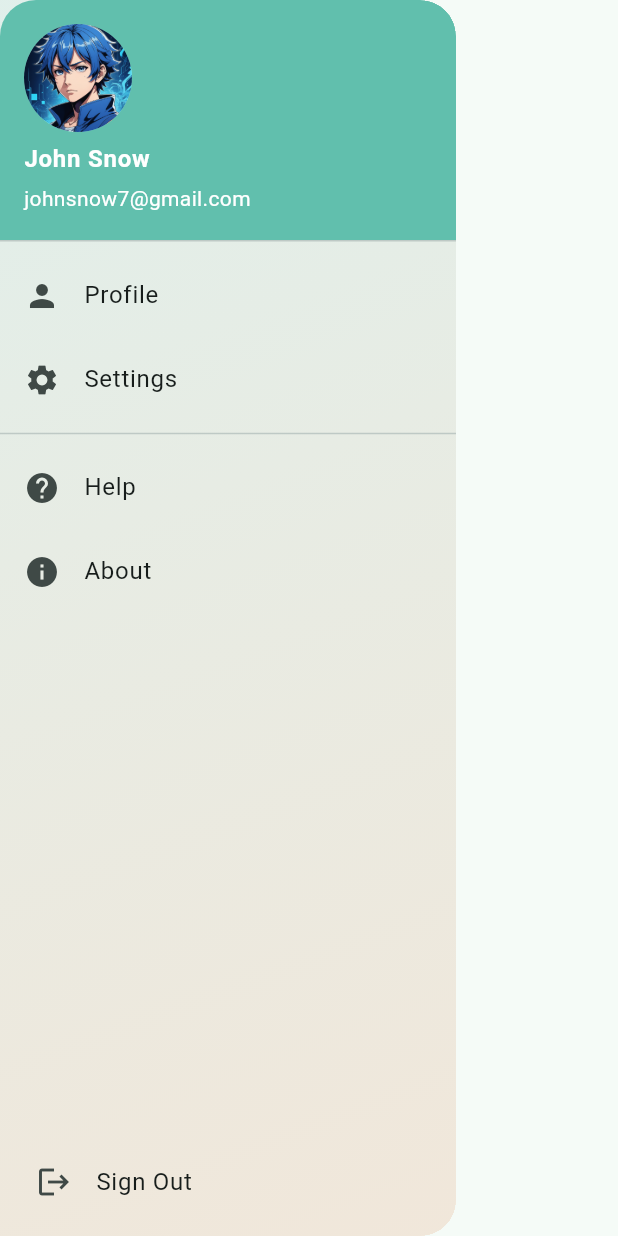
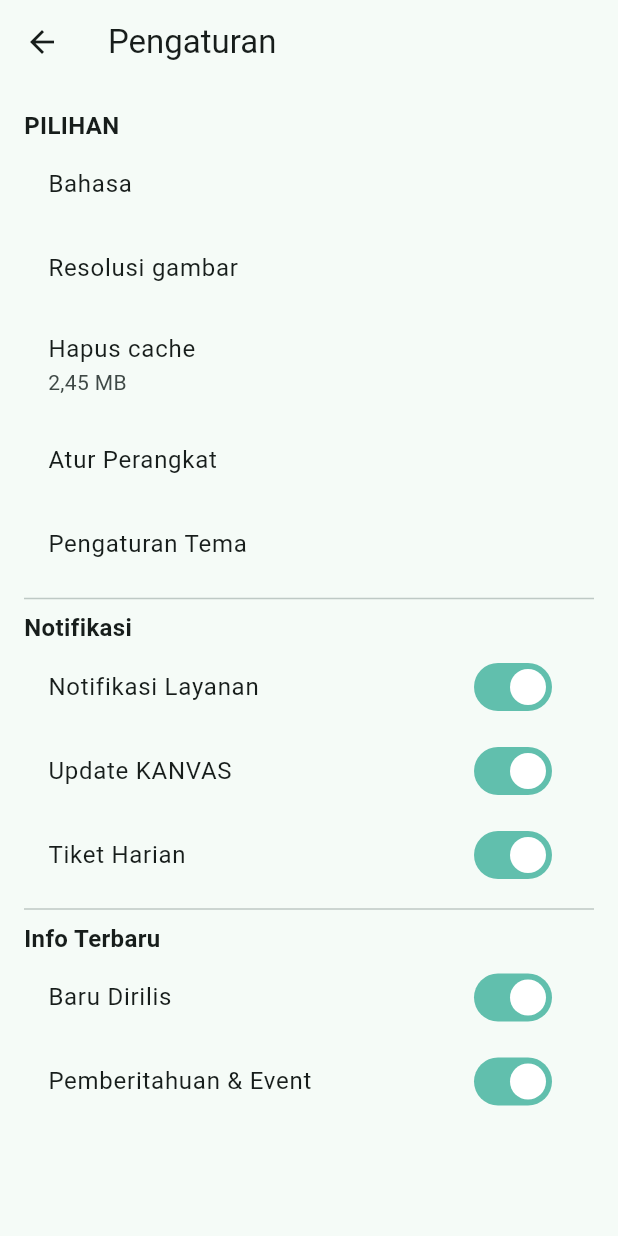
Before and after one commit to Utomo30/Project-UTS, a Flutter app: the HomeDrawer widget shown alone on an empty page, opened directly, after a tap on "Settings", on a phone screen of 412 x 824 dp. Run offline on Flutter 3.47's test engine with Material 3 defaults, Android fonts, the phone set to English and light mode, and no system bars; our stand-ins replace get, shared_preferences; accounts and stored records are empty.

Commit message:
Menambahkan menu pada tombol settings

```diff
--- a/lib/app/modules/home/views/drawer.dart
+++ b/lib/app/modules/home/views/drawer.dart
@@ -65,19 +65,19 @@ class HomeDrawer extends StatelessWidget {
                       // Handle profile tap
                     },
                   ),
-                  ListTile(
-                    leading: const Icon(Icons.settings),
-                    title: const Text('Settings'),
-                    onTap: () {
-                      // Handle settings tap
-                    },
-                  ),
                   const Divider(), // Adding a divider for better separation
                   ListTile(
                     leading: const Icon(Icons.help),
                     title: const Text('Help'),
                     onTap: () {
                       // Handle help tap
+                    },
+                  ),
+                  ListTile(
+                    leading: Icon(Icons.settings),
+                    title: Text('Settings'),
+                    onTap: () {
+                      Get.toNamed('/settings');
                     },
                   ),
                   ListTile(
--- /dev/null
+++ b/lib/app/modules/settings/views/settings_view.dart
@@ -0,0 +1,146 @@
+import 'package:flutter/material.dart';
+import 'package:get/get.dart';
+import 'package:shared_preferences/shared_preferences.dart';
+
+class SettingsView extends StatefulWidget {
+  @override
+  _SettingsViewState createState() => _SettingsViewState();
+}
+
+class _SettingsViewState extends State<SettingsView> {
+  // State variables for the toggle switches
+  bool isNotifikasiLayananEnabled = true;
+  bool isUpdateKanvasEnabled = true;
+  bool isTiketHarianEnabled = true;
+
+  // Function to load preferences
+  void loadPreferences() async {
+    SharedPreferences prefs = await SharedPreferences.getInstance();
+    setState(() {
+      isNotifikasiLayananEnabled = prefs.getBool('notifikasiLayanan') ?? true;
+      isUpdateKanvasEnabled = prefs.getBool('updateKanvas') ?? true;
+      isTiketHarianEnabled = prefs.getBool('tiketHarian') ?? true;
+    });
+  }
+
+  // Function to save preferences
+  void savePreferences() async {
+    SharedPreferences prefs = await SharedPreferences.getInstance();
+    await prefs.setBool('notifikasiLayanan', isNotifikasiLayananEnabled);
+    await prefs.setBool('updateKanvas', isUpdateKanvasEnabled);
+    await prefs.setBool('tiketHarian', isTiketHarianEnabled);
+  }
+
+  @override
+  void initState() {
+    super.initState();
+    loadPreferences();
+  }
+
+  @override
+  Widget build(BuildContext context) {
+    return Scaffold(
+      appBar: AppBar(
+        title: Text('Pengaturan'),
+      ),
+      body: ListView(
+        padding: EdgeInsets.all(16.0),
+        children: [
+          // Menu Pilihan Section
+          Text('PILIHAN', style: TextStyle(fontSize: 16, fontWeight: FontWeight.bold)),
+          ListTile(
+            title: Text('Bahasa'),
+            onTap: () {
+              // Navigasi ke halaman pengaturan bahasa (implementasikan halaman ini terpisah)
+              Get.toNamed('/settings/language');
+            },
+          ),
+          ListTile(
+            title: Text('Resolusi gambar'),
+            onTap: () {
+              // Navigasi ke halaman pengaturan resolusi (implementasikan halaman ini terpisah)
+              Get.toNamed('/settings/resolution');
+            },
+          ),
+          ListTile(
+            title: Text('Hapus cache'),
+            subtitle: Text('2,45 MB'),
+            onTap: () {
+              // Implementasikan fungsi hapus cache di sini
+              ScaffoldMessenger.of(context).showSnackBar(SnackBar(
+                content: Text('Cache berhasil dihapus!'),
+              ));
+            },
+          ),
+          ListTile(
+            title: Text('Atur Perangkat'),
+            onTap: () {
+              // Implementasikan navigasi atau pengaturan perangkat
+              Get.toNamed('/settings/device');
+            },
+          ),
+          ListTile(
+            title: Text('Pengaturan Tema'),
+            onTap: () {
+              // Implementasikan pengaturan tema
+              Get.toNamed('/settings/theme');
+            },
+          ),
+          Divider(),
+
+          // Notifikasi Section
+          Text('Notifikasi', style: TextStyle(fontSize: 16, fontWeight: FontWeight.bold)),
+          SwitchListTile(
+            title: Text('Notifikasi Layanan'),
+            value: isNotifikasiLayananEnabled,
+            onChanged: (bool value) {
+              setState(() {
+                isNotifikasiLayananEnabled = value;
+                savePreferences();
+              });
+            },
+          ),
+          SwitchListTile(
+            title: Text('Update KANVAS'),
+            value: isUpdateKanvasEnabled,
+            onChanged: (bool value) {
+              setState(() {
+                isUpdateKanvasEnabled = value;
+                savePreferences();
+              });
+            },
+          ),
+          SwitchListTile(
+            title: Text('Tiket Harian'),
+            value: isTiketHarianEnabled,
+            onChanged: (bool value) {
+              setState(() {
+                isTiketHarianEnabled = value;
+                savePreferences();
+              });
+            },
+          ),
+          // Tambahkan SwitchListTile lain sesuai kebutuhan (misal: Komentar terbaik, Balasan, dsb.)
+
+          Divider(),
+          // Info terbaru section
+          Text('Info Terbaru', style: TextStyle(fontSize: 16, fontWeight: FontWeight.bold)),
+          SwitchListTile(
+            title: Text('Baru Dirilis'),
+            value: true, // Tambahkan logika state management jika perlu
+            onChanged: (bool value) {
+              // Logika penyimpanan ke shared preferences bisa diterapkan di sini
+            },
+          ),
+          SwitchListTile(
+            title: Text('Pemberitahuan & Event'),
+            value: true, // Tambahkan logika state management jika perlu
+            onChanged: (bool value) {
+              // Logika penyimpanan ke shared preferences bisa diterapkan di sini
+            },
+          ),
+        ],
+      ),
+    );
+  }
+}
--- a/lib/app/routes/app_pages.dart
+++ b/lib/app/routes/app_pages.dart
@@ -11,6 +11,7 @@ import '../modules/home/views/about_view.dart'; // Tambahkan import ini
 import '../modules/home/views/home_view.dart';
 import '../modules/login/bindings/login_binding.dart';
 import '../modules/login/views/login_view.dart';
+import '../modules/settings/views/settings_view.dart';
 
 part 'app_routes.dart';
 
@@ -56,5 +57,9 @@ class AppPages {
       name: _Paths.ABOUT,
       page: () => AboutView(),
     ),
+    GetPage(
+      name: _Paths.SETTINGS,
+      page: () => SettingsView(),
+    ),
   ];
 }
--- a/lib/app/routes/app_routes.dart
+++ b/lib/app/routes/app_routes.dart
@@ -9,6 +9,7 @@ abstract class Routes {
   static const ADMIN_HOME = _Paths.ADMIN + _Paths.HOME;
   static const ADMIN_FORM = _Paths.ADMIN + _Paths.FORM;
   static const ABOUT = _Paths.ABOUT; // Tambahkan rute untuk About
+ static const SETTINGS = _Paths.SETTINGS;
 }
 
 abstract class _Paths {
@@ -19,4 +20,5 @@ abstract class _Paths {
   static const ADMIN = '/admin';
   static const FORM = '/form';
   static const ABOUT = '/about'; // Tambahkan path untuk About
+  static const SETTINGS = '/settings'; // Tambahkan path untuk Settings
 }
--- a/pubspec.yaml
+++ b/pubspec.yaml
@@ -10,6 +10,7 @@ dependencies:
   get: 4.6.6
   flutter:
     sdk: flutter
+  shared_preferences: ^2.1.0
 
 dev_dependencies:
   flutter_lints: ^2.0.0
```
Also changed, not shown: pubspec.lock.
